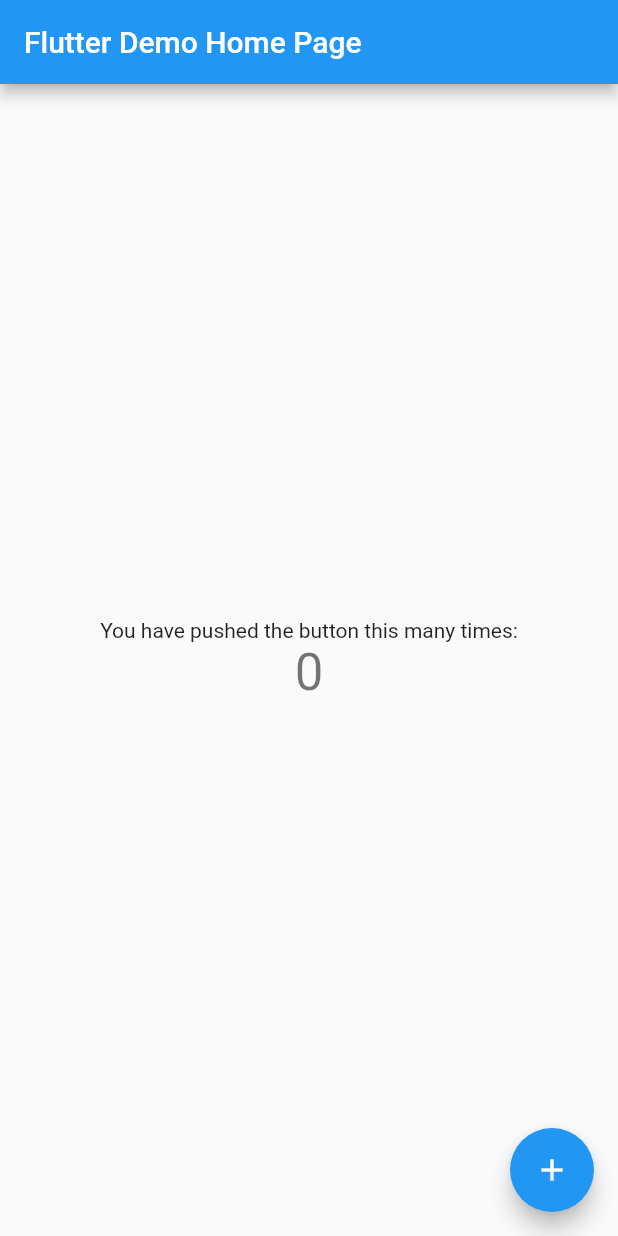
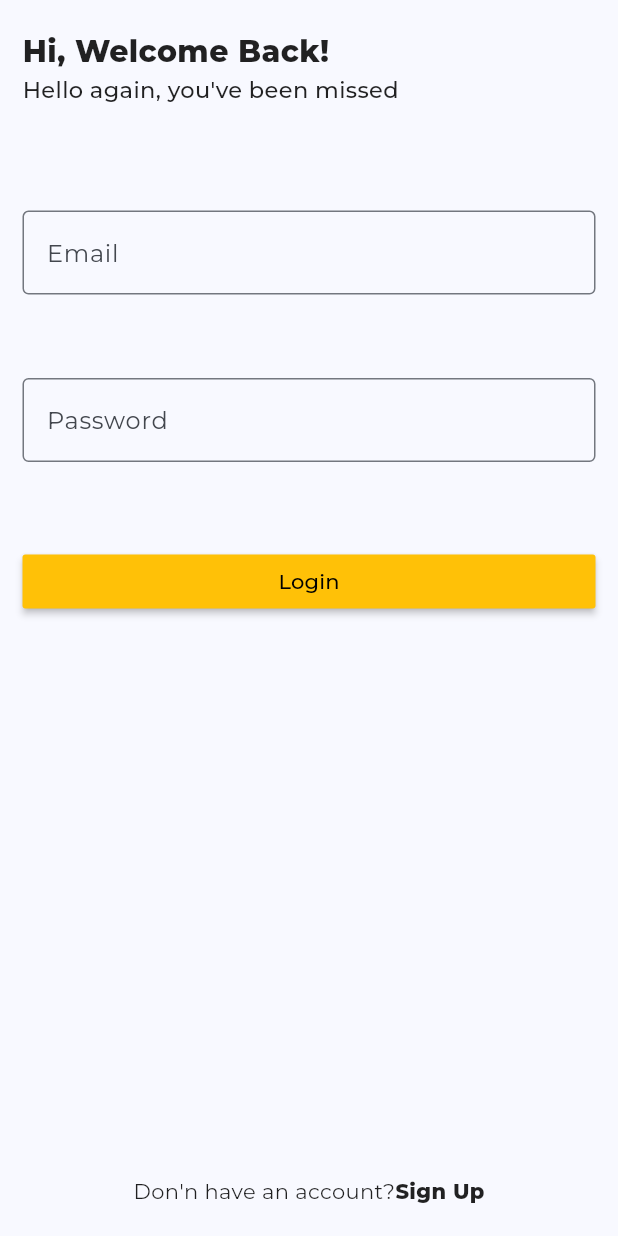
Before and after one commit to Rishipan/Chat-Box, a Flutter app: the screen it shows after launch, on a phone screen of 412 x 824 dp. Run offline on Flutter 3.47's test engine with Material 2 defaults, Android fonts, the phone set to English and light mode, and no system bars; our stand-ins replace firebase_core, google_fonts; accounts and stored records are empty; generated files the repository leaves out were written again.

Commit message:
login page UI

```diff
--- a/lib/main.dart
+++ b/lib/main.dart
@@ -1,7 +1,16 @@
+import 'package:chat_box/pages/login_page.dart';
+import 'package:chat_box/utils.dart';
 import 'package:flutter/material.dart';
+import 'package:google_fonts/google_fonts.dart';
 
-void main() {
+void main() async {
+  await setup();
   runApp(const MyApp());
+}
+
+Future<void> setup() async {
+  WidgetsFlutterBinding.ensureInitialized();
+  await setupFirebase();
 }
 
 class MyApp extends StatelessWidget {
@@ -13,83 +22,11 @@ class MyApp extends StatelessWidget {
     return MaterialApp(
       title: 'Flutter Demo',
       theme: ThemeData(
-        // This is the theme of your application.
-        //
-        // Try running your application with "flutter run". You'll see the
-        // application has a blue toolbar. Then, without quitting the app, try
-        // changing the primarySwatch below to Colors.green and then invoke
-        // "hot reload" (press "r" in the console where you ran "flutter run",
-        // or simply save your changes to "hot reload" in a Flutter IDE).
-        // Notice that the counter didn't reset back to zero; the application
-        // is not restarted.
-        primarySwatch: Colors.blue,
+        colorScheme: ColorScheme.fromSeed(seedColor: Colors.blue),
+        useMaterial3: true,
+        textTheme: GoogleFonts.montserratTextTheme(),
       ),
-      home: const MyHomePage(title: 'Flutter Demo Home Page'),
+      home: const LoginPage(),
     );
   }
 }
-
-class MyHomePage extends StatefulWidget {
-  const MyHomePage({super.key, required this.title});
-
-  final String title;
-
-  @override
-  State<MyHomePage> createState() => _MyHomePageState();
-}
-
-class _MyHomePageState extends State<MyHomePage> {
-  int _counter = 0;
-
-  void _incrementCounter() {
-    setState(() {
-      _counter++;
-    });
-  }
-
-  @override
-  Widget build(BuildContext context) {
-    return Scaffold(
-      appBar: AppBar(
-        // Here we take the value from the MyHomePage object that was created by
-        // the App.build method, and use it to set our appbar title.
-        title: Text(widget.title),
-      ),
-      body: Center(
-        // Center is a layout widget. It takes a single child and positions it
-        // in the middle of the parent.
-        child: Column(
-          // Column is also a layout widget. It takes a list of children and
-          // arranges them vertically. By default, it sizes itself to fit its
-          // children horizontally, and tries to be as tall as its parent.
-          //
-          // Invoke "debug painting" (press "p" in the console, choose the
-          // "Toggle Debug Paint" action from the Flutter Inspector in Android
-          // Studio, or the "Toggle Debug Paint" command in Visual Studio Code)
-          // to see the wireframe for each widget.
-          //
-          // Column has various properties to control how it sizes itself and
-          // how it positions its children. Here we use mainAxisAlignment to
-          // center the children vertically; the main axis here is the vertical
-          // axis because Columns are vertical (the cross axis would be
-          // horizontal).
-          mainAxisAlignment: MainAxisAlignment.center,
-          children: <Widget>[
-            const Text(
-              'You have pushed the button this many times:',
-            ),
-            Text(
-              '$_counter',
-              style: Theme.of(context).textTheme.headlineMedium,
-            ),
-          ],
-        ),
-      ),
-      floatingActionButton: FloatingActionButton(
-        onPressed: _incrementCounter,
-        tooltip: 'Increment',
-        child: const Icon(Icons.add),
-      ), // This trailing comma makes auto-formatting nicer for build methods.
-    );
-  }
-}
--- /dev/null
+++ b/lib/pages/login_page.dart
@@ -0,0 +1,126 @@
+import 'package:chat_box/widgets/custom_formfield.dart';
+import 'package:flutter/material.dart';
+
+class LoginPage extends StatefulWidget {
+  const LoginPage({super.key});
+
+  @override
+  State<LoginPage> createState() => _LoginPageState();
+}
+
+class _LoginPageState extends State<LoginPage> {
+  @override
+  Widget build(BuildContext context) {
+    return Scaffold(
+      resizeToAvoidBottomInset: false,
+      body: _buildUI(),
+    );
+  }
+
+  Widget _buildUI() {
+    return SafeArea(
+      child: Padding(
+        padding: const EdgeInsets.symmetric(
+          horizontal: 15,
+          vertical: 20,
+        ),
+        child: Column(
+          children: [
+            _headerText(),
+            _loginForm(),
+            // _loginButton(),
+            _createAnAccountLink(),
+          ],
+        ),
+      ),
+    );
+  }
+
+  Widget _headerText() {
+    return SizedBox(
+      width: MediaQuery.of(context).size.width,
+      child: Column(
+        mainAxisAlignment: MainAxisAlignment.start,
+        mainAxisSize: MainAxisSize.max,
+        crossAxisAlignment: CrossAxisAlignment.start,
+        children: const [
+          Text(
+            "Hi, Welcome Back!",
+            style: TextStyle(
+              fontSize: 20,
+              fontWeight: FontWeight.w800,
+            ),
+          ),
+          Text(
+            "Hello again, you've been missed",
+            style: TextStyle(
+              fontSize: 15,
+              fontWeight: FontWeight.w500,
+            ),
+          ),
+        ],
+      ),
+    );
+  }
+
+  Widget _loginForm() {
+    return Container(
+      height: MediaQuery.of(context).size.height * .4,
+      margin: EdgeInsets.symmetric(
+        vertical: MediaQuery.of(context).size.height * .05,
+      ),
+      child: Form(
+          child: Column(
+        mainAxisSize: MainAxisSize.max,
+        mainAxisAlignment: MainAxisAlignment.spaceEvenly,
+        crossAxisAlignment: CrossAxisAlignment.center,
+        children: [
+          CoustomFormField(
+            height: MediaQuery.of(context).size.height * .1,
+            hintText: "Email",
+          ),
+          CoustomFormField(
+            height: MediaQuery.of(context).size.height * .1,
+            hintText: "Password",
+          ),
+          _loginButton(),
+        ],
+      )),
+    );
+  }
+
+  Widget _loginButton() {
+    return SizedBox(
+      width: MediaQuery.of(context).size.width,
+      child: MaterialButton(
+        onPressed: () {},
+        // color: Theme.of(context).colorScheme.primary,
+        color: Colors.amber,
+        child: const Text(
+          "Login",
+          style: TextStyle(
+            color: Colors.black,
+          ),
+        ),
+      ),
+    );
+  }
+
+  Widget _createAnAccountLink() {
+    return Expanded(
+        child: Row(
+      mainAxisSize: MainAxisSize.max,
+      mainAxisAlignment: MainAxisAlignment.center,
+      crossAxisAlignment: CrossAxisAlignment.end,
+      children: const [
+        Text("Don'n have an account?"),
+        Text(
+          "Sign Up",
+          style: TextStyle(
+            fontWeight: FontWeight.w800,
+          ),
+        )
+      ],
+    ));
+  }
+}
--- /dev/null
+++ b/lib/utils.dart
@@ -0,0 +1,8 @@
+import 'package:chat_box/firebase_options.dart';
+import 'package:firebase_core/firebase_core.dart';
+
+Future<void> setupFirebase() async {
+  await Firebase.initializeApp(
+    options: DefaultFirebaseOptions.currentPlatform,
+  );
+}
--- /dev/null
+++ b/lib/widgets/custom_formfield.dart
@@ -0,0 +1,24 @@
+import 'package:flutter/material.dart';
+
+class CoustomFormField extends StatelessWidget {
+  final String hintText;
+  final double height;
+  const CoustomFormField({
+    super.key,
+    required this.hintText,
+    required this.height,
+  });
+
+  @override
+  Widget build(BuildContext context) {
+    return SizedBox(
+      height: height,
+      child: TextFormField(
+        decoration: InputDecoration(
+          hintText: hintText,
+          border: const OutlineInputBorder(),
+        ),
+      ),
+    );
+  }
+}
```
